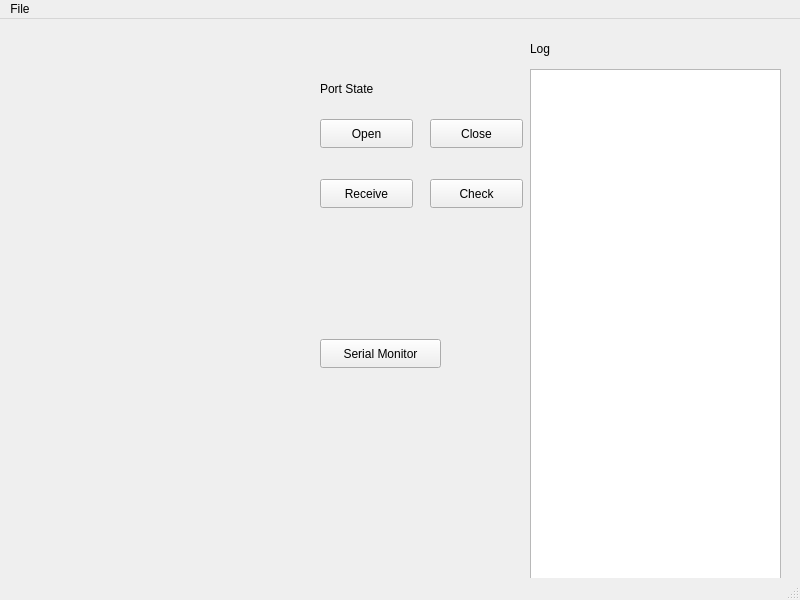
yumekasa5/DeviceControlComponent, file mainwindow.ui: the form before one commit.
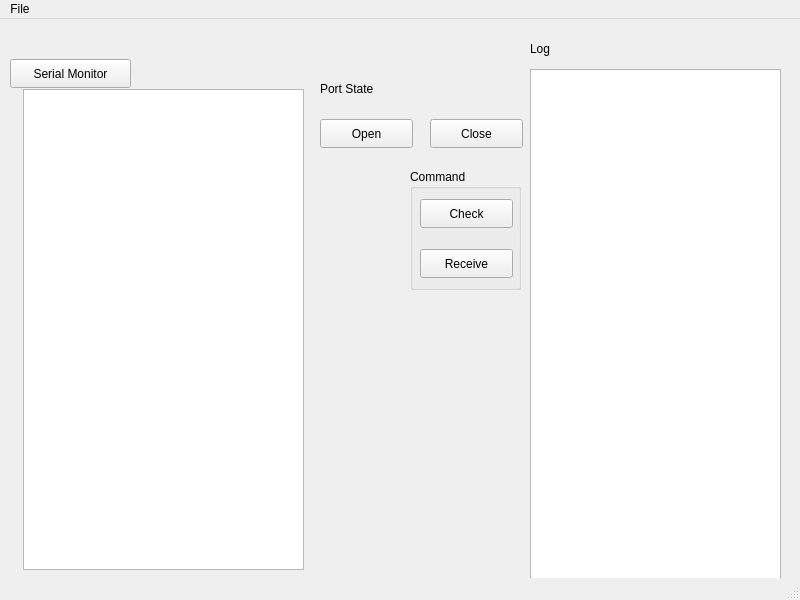
The form after the commit.

```diff
--- a/mainwindow.ui
+++ b/mainwindow.ui
@@ -14,19 +14,6 @@
    <string>ServoControlWindow </string>
   </property>
   <widget class="QWidget" name="centralwidget">
-   <widget class="QPushButton" name="receiveButton">
-    <property name="geometry">
-     <rect>
-      <x>320</x>
-      <y>160</y>
-      <width>93</width>
-      <height>29</height>
-     </rect>
-    </property>
-    <property name="text">
-     <string>Receive</string>
-    </property>
-   </widget>
    <widget class="QPushButton" name="openButton">
     <property name="geometry">
      <rect>
@@ -53,19 +40,6 @@
      <string>Close</string>
     </property>
    </widget>
-   <widget class="QPushButton" name="checkButton">
-    <property name="geometry">
-     <rect>
-      <x>430</x>
-      <y>160</y>
-      <width>93</width>
-      <height>29</height>
-     </rect>
-    </property>
-    <property name="text">
-     <string>Check</string>
-    </property>
-   </widget>
    <widget class="QLabel" name="portStateLabel">
     <property name="geometry">
      <rect>
@@ -118,8 +92,8 @@
    <widget class="QLabel" name="labelAppNameVersion">
     <property name="geometry">
      <rect>
-      <x>0</x>
-      <y>0</y>
+      <x>20</x>
+      <y>10</y>
       <width>181</width>
       <height>20</height>
      </rect>
@@ -131,8 +105,8 @@
    <widget class="QPushButton" name="openSerialMonitorButton">
     <property name="geometry">
      <rect>
-      <x>320</x>
-      <y>320</y>
+      <x>10</x>
+      <y>40</y>
       <width>121</width>
       <height>29</height>
      </rect>
@@ -141,6 +115,55 @@
      <string>Serial Monitor</string>
     </property>
    </widget>
+   <widget class="QTextEdit" name="textEdit">
+    <property name="geometry">
+     <rect>
+      <x>23</x>
+      <y>70</y>
+      <width>281</width>
+      <height>481</height>
+     </rect>
+    </property>
+   </widget>
+   <widget class="QGroupBox" name="groupBox">
+    <property name="geometry">
+     <rect>
+      <x>410</x>
+      <y>150</y>
+      <width>111</width>
+      <height>121</height>
+     </rect>
+    </property>
+    <property name="title">
+     <string>Command</string>
+    </property>
+    <widget class="QPushButton" name="receiveButton">
+     <property name="geometry">
+      <rect>
+       <x>10</x>
+       <y>80</y>
+       <width>93</width>
+       <height>29</height>
+      </rect>
+     </property>
+     <property name="text">
+      <string>Receive</string>
+     </property>
+    </widget>
+    <widget class="QPushButton" name="checkButton">
+     <property name="geometry">
+      <rect>
+       <x>10</x>
+       <y>30</y>
+       <width>93</width>
+       <height>29</height>
+      </rect>
+     </property>
+     <property name="text">
+      <string>Check</string>
+     </property>
+    </widget>
+   </widget>
   </widget>
   <widget class="QMenuBar" name="menubar">
    <property name="geometry">
```
